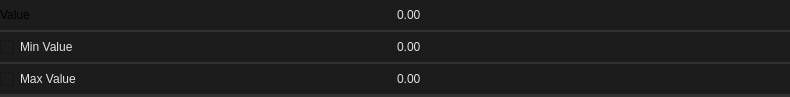
Above: src/editors/smartprop_editor/variables/float.ui from dertwist/Hammer5Tools before the change. Below: the same form after it.
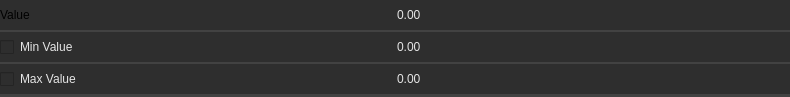
That is the form after the change. Icons and pictures are not drawn.

Diff of the .ui file:
```diff
--- a/src/editors/smartprop_editor/variables/float.ui
+++ b/src/editors/smartprop_editor/variables/float.ui
@@ -33,18 +33,18 @@
     border-left: 0px;
     border-right: 0px;
 	border-top: 0px;
-    border-color: rgba(50, 50, 50, 255);
+    border-color: rgba(66, 66, 66, 255);
     padding: 8px;
     padding-left: 6px;
     padding-right: 6px;
-    color: #E3E3E3;
-    background-color: #1C1C1C;
+    color: #e5e5e5;
+    background-color: #2e2e2e;
 }
 
 .QWidget::hover {
 }
 .QWidget::selected {
-    background-color: #414956;
+    background-color: #515965;
 }</string>
   </property>
   <layout class="QVBoxLayout" name="verticalLayout">
@@ -79,15 +79,15 @@
     border-left: 0px;
     border-right: 0px;
 	border-top: 0px;
-    border-color: rgba(50, 50, 50, 255);
-    color: #E3E3E3;
-    background-color: #1C1C1C;
+    border-color: rgba(66, 66, 66, 255);
+    color: #e5e5e5;
+    background-color: #2e2e2e;
 }
 
 .QFrame::hover {
 }
 .QFrame::selected {
-    background-color: #414956;
+    background-color: #515965;
 }</string>
      </property>
      <property name="frameShape">
@@ -142,9 +142,9 @@
     font: 580 8pt &quot;Segoe UI&quot;;
     border: 2px solid black;
     border-radius: 2px;
-    border-color: rgba(80, 80, 80, 255);
-    color: #E3E3E3;
-    background-color: #1C1C1C;
+    border-color: rgba(94, 94, 94, 255);
+    color: #e5e5e5;
+    background-color: #2e2e2e;
 border:0px;
 }
 
@@ -165,7 +165,7 @@
     border-left: 2px solid black;
     border-bottom: 0px solid black;
     border-top-right-radius: 2px;
-    border-color: rgba(80, 80, 80, 255);
+    border-color: rgba(94, 94, 94, 255);
 	width:16px;
     margin:0px;
 border:0px;
@@ -184,7 +184,7 @@
     border-left: 2px solid black;
     border-top: 2px solid black;
 border-bottom-right-radius: 2px;
-    border-color: rgba(80, 80, 80, 255);
+    border-color: rgba(94, 94, 94, 255);
 	width:16px;
     margin:0px;
 border:0px;
@@ -229,15 +229,15 @@
     border-left: 0px;
     border-right: 0px;
 	border-top: 0px;
-    border-color: rgba(50, 50, 50, 255);
-    color: #E3E3E3;
-    background-color: #1C1C1C;
+    border-color: rgba(66, 66, 66, 255);
+    color: #e5e5e5;
+    background-color: #2e2e2e;
 }
 
 .QFrame::hover {
 }
 .QFrame::selected {
-    background-color: #414956;
+    background-color: #515965;
 }</string>
      </property>
      <property name="frameShape">
@@ -271,10 +271,10 @@
          <string notr="true">QCheckBox {
     font: 580 8pt &quot;Segoe UI&quot;;
     border-radius: 0px;
-    border-color: rgba(80, 80, 80, 255);
+    border-color: rgba(94, 94, 94, 255);
     height:4px;
-    color: #E3E3E3;
-    background-color: #1C1C1C;
+    color: #e5e5e5;
+    background-color: #2e2e2e;
 	border:0px;
 }
 
@@ -298,9 +298,9 @@
     font: 580 8pt &quot;Segoe UI&quot;;
     border: 2px solid black;
     border-radius: 2px;
-    border-color: rgba(80, 80, 80, 255);
-    color: #E3E3E3;
-    background-color: #1C1C1C;
+    border-color: rgba(94, 94, 94, 255);
+    color: #e5e5e5;
+    background-color: #2e2e2e;
 border:0px;
 }
 
@@ -321,7 +321,7 @@
     border-left: 2px solid black;
     border-bottom: 0px solid black;
     border-top-right-radius: 2px;
-    border-color: rgba(80, 80, 80, 255);
+    border-color: rgba(94, 94, 94, 255);
 	width:16px;
     margin:0px;
 border:0px;
@@ -340,7 +340,7 @@
     border-left: 2px solid black;
     border-top: 2px solid black;
 border-bottom-right-radius: 2px;
-    border-color: rgba(80, 80, 80, 255);
+    border-color: rgba(94, 94, 94, 255);
 	width:16px;
     margin:0px;
 border:0px;
@@ -353,7 +353,7 @@
 }
 
 QDoubleSpinBox:disabled {
-	color: rgba(125, 125, 125, 100);
+	color: rgba(135, 135, 135, 100);
 }</string>
         </property>
         <property name="decimals">
@@ -389,15 +389,15 @@
     border-left: 0px;
     border-right: 0px;
 	border-top: 0px;
-    border-color: rgba(50, 50, 50, 255);
-    color: #E3E3E3;
-    background-color: #1C1C1C;
+    border-color: rgba(66, 66, 66, 255);
+    color: #e5e5e5;
+    background-color: #2e2e2e;
 }
 
 .QFrame::hover {
 }
 .QFrame::selected {
-    background-color: #414956;
+    background-color: #515965;
 }</string>
      </property>
      <property name="frameShape">
@@ -431,10 +431,10 @@
          <string notr="true">QCheckBox {
     font: 580 8pt &quot;Segoe UI&quot;;
     border-radius: 0px;
-    border-color: rgba(80, 80, 80, 255);
+    border-color: rgba(94, 94, 94, 255);
     height:4px;
-    color: #E3E3E3;
-    background-color: #1C1C1C;
+    color: #e5e5e5;
+    background-color: #2e2e2e;
 	border:0px;
 }
 
@@ -461,9 +461,9 @@
     font: 580 8pt &quot;Segoe UI&quot;;
     border: 2px solid black;
     border-radius: 2px;
-    border-color: rgba(80, 80, 80, 255);
-    color: #E3E3E3;
-    background-color: #1C1C1C;
+    border-color: rgba(94, 94, 94, 255);
+    color: #e5e5e5;
+    background-color: #2e2e2e;
 border:0px;
 }
 
@@ -484,7 +484,7 @@
     border-left: 2px solid black;
     border-bottom: 0px solid black;
     border-top-right-radius: 2px;
-    border-color: rgba(80, 80, 80, 255);
+    border-color: rgba(94, 94, 94, 255);
 	width:16px;
     margin:0px;
 border:0px;
@@ -503,7 +503,7 @@
     border-left: 2px solid black;
     border-top: 2px solid black;
 border-bottom-right-radius: 2px;
-    border-color: rgba(80, 80, 80, 255);
+    border-color: rgba(94, 94, 94, 255);
 	width:16px;
     margin:0px;
 border:0px;
@@ -516,7 +516,7 @@
 }
 
 QDoubleSpinBox:disabled {
-	color: rgba(125, 125, 125, 100);
+	color: rgba(135, 135, 135, 100);
 }</string>
         </property>
         <property name="decimals">
```
Left out of the diff: 6 changed lines with no effect on the pictures.
